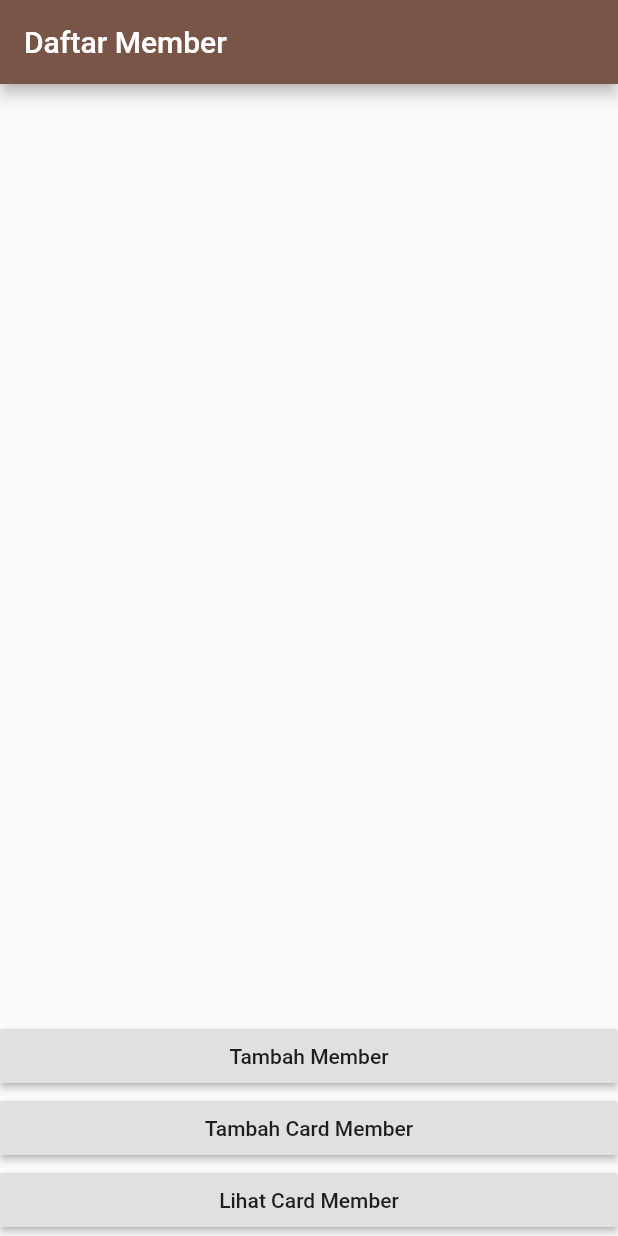
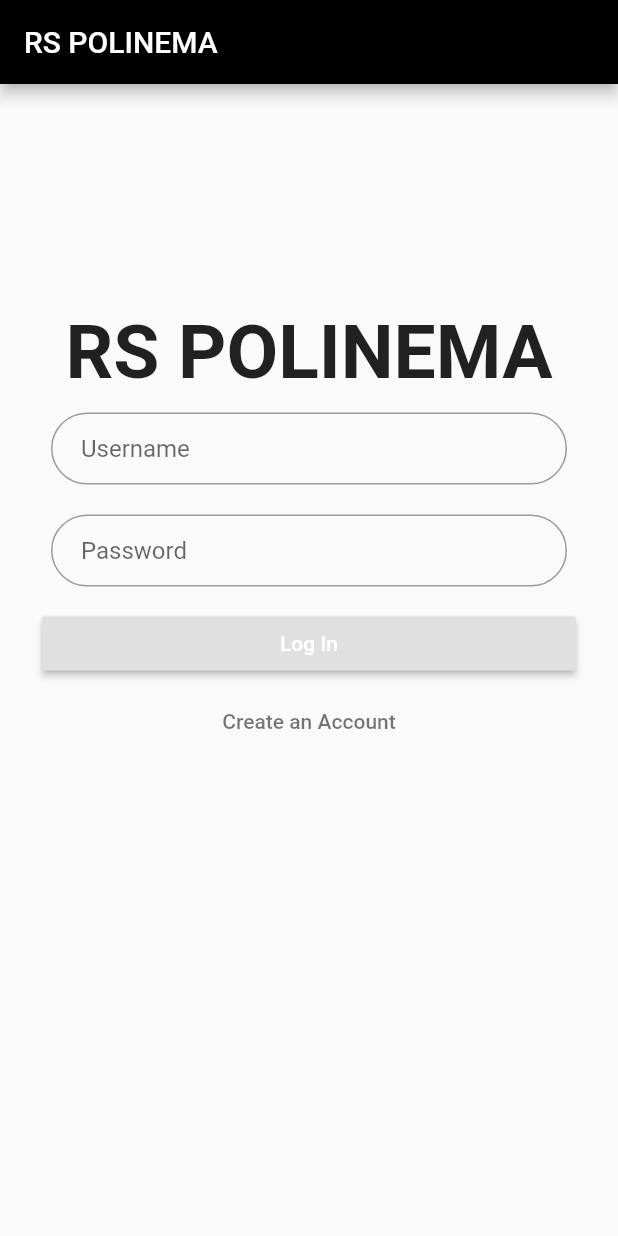
Before and after one commit to gioliyan/UTS_MemberCafe, a Flutter app: the screen it shows after launch, on a phone screen of 412 x 824 dp. Run offline on Flutter 3.47's test engine with Material 2 defaults, Android fonts, the phone set to English and light mode, and no system bars; our stand-ins replace sqflite; accounts and stored records are empty.

Commit message:
create login page & logic

```diff
--- /dev/null
+++ b/lib/LoginPage.dart
@@ -0,0 +1,158 @@
+import 'package:uts_membercafe/sqlite/itemcard.dart';
+import 'sqlite/dbhelper.dart';
+import 'package:flutter/material.dart';
+import 'home.dart';
+import 'LoginResponse.dart';
+import 'sqlite/item.dart';
+import 'main.dart';
+import 'entrycard.dart';
+
+class LoginPage extends StatefulWidget {
+  @override
+  _LoginPageState createState() => new _LoginPageState();
+}
+
+class _LoginPageState extends State<LoginPage> implements LoginCallBack {
+  DbHelper dbHelper = DbHelper();
+  bool _isLoading = false;
+  BuildContext _ctx;
+  final formKey = new GlobalKey<FormState>();
+  final scaffoldKey = new GlobalKey<ScaffoldState>();
+  TextEditingController usernameController = TextEditingController();
+  TextEditingController passwordController = TextEditingController();
+
+  String _username, _password;
+
+  LoginResponse _response;
+
+  _LoginPageState() {
+    _response = new LoginResponse(this);
+  }
+
+  void _submit() {
+    final form = formKey.currentState;
+    if (form.validate()) {
+      setState(() {
+        _isLoading = true;
+        form.save();
+        _response.doLogin(usernameController.text, passwordController.text);
+      });
+    }
+  }
+
+  void _showSnackBar(String text) {
+    scaffoldKey.currentState.showSnackBar(new SnackBar(
+      content: new Text(text),
+    ));
+  }
+
+  @override
+  Widget build(BuildContext context) {
+    return Scaffold(
+      appBar: AppBar(
+        title: Text(
+          "RS POLINEMA",
+          style: TextStyle(color: Colors.white),
+        ),
+        backgroundColor: Colors.black,
+        key: scaffoldKey,
+      ),
+      body: Form(
+        key: formKey,
+        child: ListView(
+          shrinkWrap: true,
+          padding: EdgeInsets.only(left: 24.0, right: 24.0, top: 150),
+          children: <Widget>[
+            Container(
+              alignment: Alignment.center,
+              child: Text("RS POLINEMA",
+                  style: TextStyle(fontWeight: FontWeight.bold, fontSize: 50)),
+            ),
+            Container(
+              margin: EdgeInsets.all(10),
+              child: TextFormField(
+                keyboardType: TextInputType.text,
+                controller: usernameController,
+                autofocus: false,
+                decoration: InputDecoration(
+                  hintText: 'Username',
+                  contentPadding: EdgeInsets.fromLTRB(20.0, 10.0, 20.0, 10.0),
+                  border: OutlineInputBorder(
+                      borderRadius: BorderRadius.circular(32.0)),
+                ),
+              ),
+            ),
+            Container(
+              margin: EdgeInsets.all(10),
+              child: TextFormField(
+                controller: passwordController,
+                autofocus: false,
+                obscureText: true,
+                decoration: InputDecoration(
+                  hintText: 'Password',
+                  contentPadding: EdgeInsets.fromLTRB(20.0, 10.0, 20.0, 10.0),
+                  border: OutlineInputBorder(
+                      borderRadius: BorderRadius.circular(32.0)),
+                ),
+              ),
+            ),
+            Padding(
+              padding: EdgeInsets.all(4),
+              child: Material(
+                shadowColor: Colors.lightBlueAccent.shade100,
+                child: RaisedButton(
+                  onPressed: _submit,
+                  child: Text(
+                    'Log In',
+                    style: TextStyle(color: Colors.white),
+                  ),
+                ),
+              ),
+            ),
+            FlatButton(
+              child: Text(
+                'Create an Account',
+                style: TextStyle(color: Colors.black54),
+              ),
+              onPressed: () async {
+                var login = await navigateToRegisterPage(context, null);
+                if (login != null) {
+                  int result = await dbHelper.insertcard(login);
+                }
+              },
+            ),
+          ],
+        ),
+      ),
+    );
+  }
+
+  Future<ItemCard> navigateToRegisterPage(
+      BuildContext context, ItemCard login) async {
+    var result = await Navigator.push(context,
+        MaterialPageRoute(builder: (BuildContext context) {
+      return EntryFormCard(login);
+    }));
+    return result;
+  }
+
+  @override
+  void onLoginError(String error) {
+    _showSnackBar(error);
+    setState(() {
+      _isLoading = false;
+    });
+  }
+
+  @override
+  void onLoginSuccess(ItemCard login) async {
+    if (login != null) {
+      Navigator.push(context, MaterialPageRoute(builder: (context) => Home()));
+    } else {
+      _showSnackBar("Username anda salah");
+      setState(() {
+        _isLoading = false;
+      });
+    }
+  }
+}
--- /dev/null
+++ b/lib/LoginRequest.dart
@@ -0,0 +1,11 @@
+import 'dart:async';
+import 'sqlite/dbhelper.dart';
+import 'sqlite/itemcard.dart';
+
+class LoginRequest {
+  DbHelper dbHelper = new DbHelper();
+  Future<ItemCard> getLogin(String username, String password) {
+    var result = dbHelper.getLogin(username, password);
+    return result;
+  }
+}
--- /dev/null
+++ b/lib/LoginResponse.dart
@@ -0,0 +1,20 @@
+import 'sqlite/itemcard.dart';
+import 'LoginRequest.dart';
+
+abstract class LoginCallBack {
+  void onLoginSuccess(ItemCard login);
+  void onLoginError(String error);
+}
+
+class LoginResponse {
+  LoginCallBack _callBack;
+  LoginRequest loginRequest = new LoginRequest();
+  LoginResponse(this._callBack);
+
+  doLogin(String username, String password) {
+    loginRequest
+        .getLogin(username, password)
+        .then((login) => _callBack.onLoginSuccess(login))
+        .catchError((onError) => _callBack.onLoginError(onError.toString()));
+  }
+}
--- a/lib/entrycard.dart
+++ b/lib/entrycard.dart
@@ -81,10 +81,6 @@ class EntryFormState extends State<EntryFormCard> {
                               nameController.text,
                               codeController.text,
                             );
-                            // item.name = nameController.text;
-                            // item.code = codeController.text;
-                            // item.phone = int.parse(phoneController.text);
-                            // item.address = addressController.text;
                           } else {
                             // ubah data
                             item.name = nameController.text;
--- a/lib/home.dart
+++ b/lib/home.dart
@@ -17,13 +17,11 @@ class HomeState extends State<Home> {
   DbHelper dbHelper = DbHelper();
   int count = 0;
   List<ItemProfile> itemList;
-  List<ItemCard> itemCard;
   @override
   Widget build(BuildContext context) {
     updateListView();
     if (itemList == null) {
       itemList = List<ItemProfile>();
-      itemCard = List<ItemCard>();
     }
     return Scaffold(
       appBar: AppBar(
@@ -52,40 +50,21 @@ class HomeState extends State<Home> {
             ),
           ),
         ),
-        Container(
-          alignment: Alignment.bottomCenter,
-          child: SizedBox(
-            width: double.infinity,
-            child: RaisedButton(
-              child: Text("Tambah Card Member"),
-              onPressed: () async {
-                var itemcard = await navigateToEntryCard(context, null);
-                if (itemcard != null) {
-                  //TODO 2 Panggil Fungsi untuk Insert ke DB
-                  int result = await dbHelper.insertcard(itemcard);
-                  if (result > 0) {
-                    updateListView();
-                  }
-                }
-              },
-            ),
-          ),
-        ),
-        Container(
-          alignment: Alignment.bottomCenter,
-          child: SizedBox(
-            width: double.infinity,
-            child: RaisedButton(
-              child: Text("Lihat Card Member"),
-              onPressed: () {
-                Navigator.push(
-                  context,
-                  MaterialPageRoute(builder: (context) => ListCard()),
-                );
-              },
-            ),
-          ),
-        )
+        // Container(
+        //   alignment: Alignment.bottomCenter,
+        //   child: SizedBox(
+        //     width: double.infinity,
+        //     child: RaisedButton(
+        //       child: Text("Lihat Card Member"),
+        //       onPressed: () {
+        //         Navigator.push(
+        //           context,
+        //           MaterialPageRoute(builder: (context) => ListCard()),
+        //         );
+        //       },
+        //     ),
+        //   ),
+        // )
       ]),
     );
   }
--- a/lib/main.dart
+++ b/lib/main.dart
@@ -1,5 +1,6 @@
 import 'package:flutter/material.dart';
 import 'home.dart';
+import 'LoginPage.dart';
 
 void main() => runApp(MyApp());
 
@@ -12,7 +13,7 @@ class MyApp extends StatelessWidget {
       theme: ThemeData(
         primarySwatch: Colors.brown,
       ),
-      home: Home(),
+      home: LoginPage(),
     );
   }
 }
```
Also changed, not shown: lib/entryprofile.dart (+7 -5 lines), lib/sqlite/dbhelper.dart (+35 -11 lines), lib/menu.dart (deleted).
